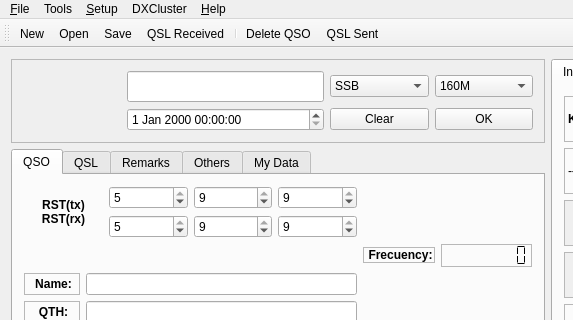
dbasden/klog, file src/klog.ui: the form before one commit; both pictures show x 0 to 573 and y 0 to 320 of the 978 by 730 pixel window.
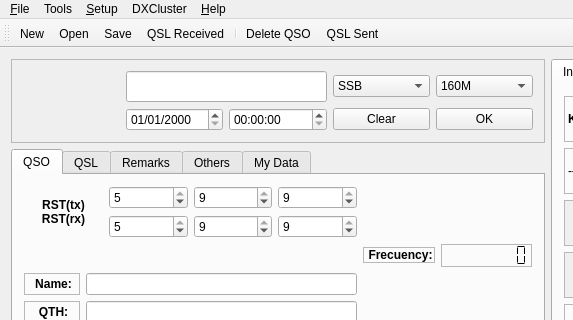
The form after the commit. Icons and pictures are not drawn. Custom widgets are drawn as their Qt base class.

Commit message: UI: Split the datetime to QDate&QTime to get the same look&feel than previous KLog releases. Klog & Qso classes: adapted the code for the UI changes. DXSpot: cleared two warnings implementing the functions.

What changed in the file:
```diff
--- a/src/klog.ui
+++ b/src/klog.ui
@@ -1164,6 +1164,9 @@
          <enum>QFrame::Raised</enum>
         </property>
         <layout class="QGridLayout" name="gridLayout">
+         <item row="0" column="0">
+          <widget class="KLed" name="kledColor"/>
+         </item>
          <item row="0" column="1" colspan="2">
           <widget class="QLineEdit" name="qrzLineEdit">
            <property name="minimumSize">
@@ -1568,10 +1571,10 @@
            </item>
           </widget>
          </item>
-         <item row="1" column="1" colspan="2">
-          <widget class="QDateTimeEdit" name="qsoDateTime">
-           <property name="timeSpec">
-            <enum>Qt::UTC</enum>
+         <item row="1" column="1">
+          <widget class="QDateEdit" name="qsoDateEdit">
+           <property name="displayFormat">
+            <string>dd/MM/yyyy</string>
            </property>
           </widget>
          </item>
@@ -1595,8 +1598,12 @@
            </property>
           </widget>
          </item>
-         <item row="0" column="0">
-          <widget class="KLed" name="kledColor" native="true"/>
+         <item row="1" column="2">
+          <widget class="QTimeEdit" name="qsoTimeEdit">
+           <property name="displayFormat">
+            <string>HH:mm:ss</string>
+           </property>
+          </widget>
          </item>
         </layout>
        </widget>
@@ -2400,7 +2407,7 @@
      <x>0</x>
      <y>0</y>
      <width>978</width>
-     <height>23</height>
+     <height>28</height>
     </rect>
    </property>
    <property name="defaultUp">
```
The commit also changes 3 other files.
